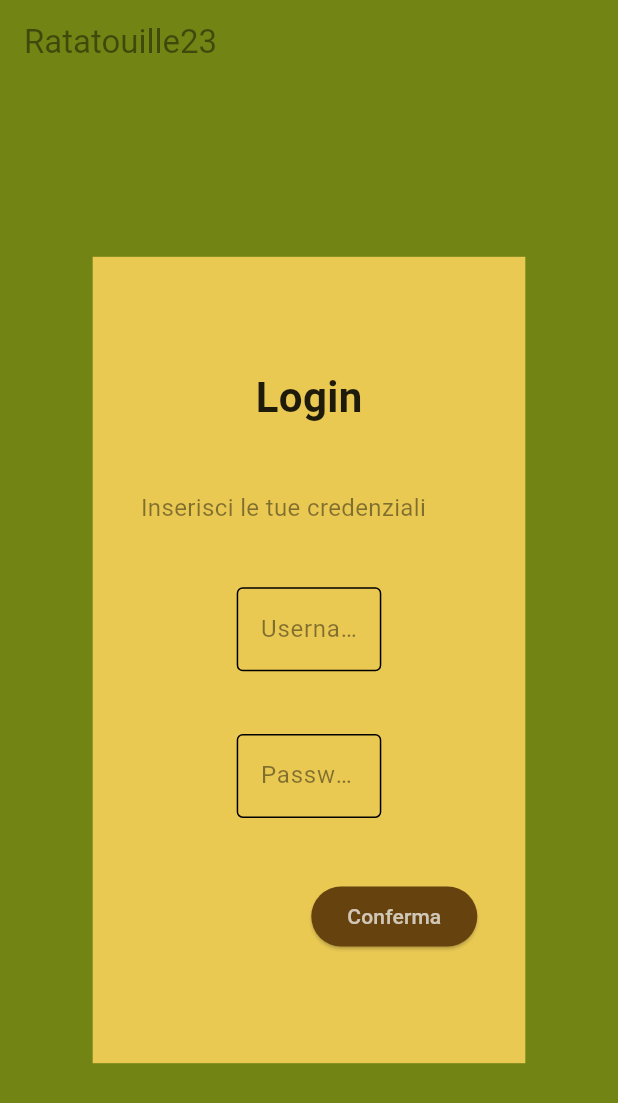
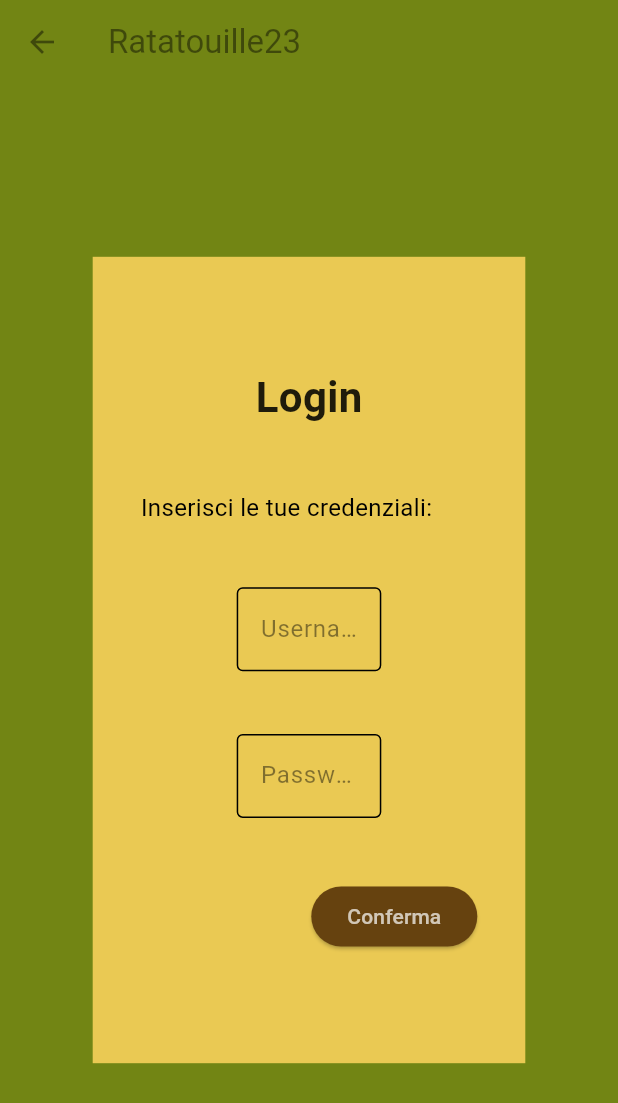
Before and after one commit to LQ95/ingsw_frontend, a Flutter app: the SchermataLogin screen opened directly, on a phone screen of 412 x 824 dp. Shown: the top 1103 px of the screen. Run offline on Flutter 3.47's test engine with Material 2 defaults, Android fonts, the phone set to English and light mode, and no system bars; our stand-ins replace quickalert; Roboto replaces fonts that are missing (Segoe UI).

Commit message:
progresso su login

```diff
--- a/lib/SchermataLogin.dart
+++ b/lib/SchermataLogin.dart
@@ -77,8 +77,8 @@ class  SchermataLogin extends StatelessWidget{
                       mainAxisAlignment: MainAxisAlignment.start,
                       children: <Widget>[
                         Expanded(child: Text(
-                          "Inserisci le tue credenziali",
-                          style: TextStyle(fontSize: 16, color: Colors.black45),
+                          "Inserisci le tue credenziali:",
+                          style: TextStyle(fontSize: 16, color: Colors.black,fontWeight:FontWeight.w400),
                           overflow: TextOverflow.ellipsis,
                           maxLines: 3,))
                       ],
--- a/lib/main.dart
+++ b/lib/main.dart
@@ -22,7 +22,7 @@ class MyApp extends StatelessWidget {
         secondary:Color(0xFFC89117),surface:Color(0xFF728514)),
         useMaterial3: true,
       ),
-      home: SchermataLogin(),
+      home: InitAmministratoreHomePage(),
     );
   }
 }
```
Also changed, not shown: lib/DatabaseControl.dart (+9 -7 lines), contents/images/Placeholder.png (added).
